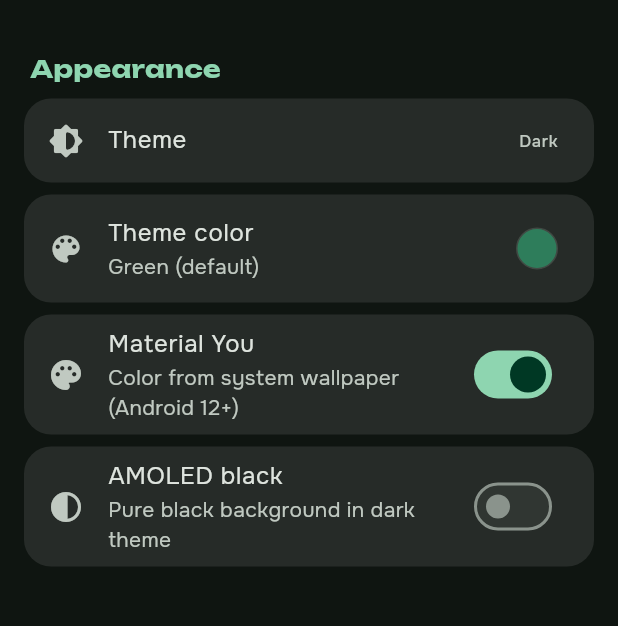
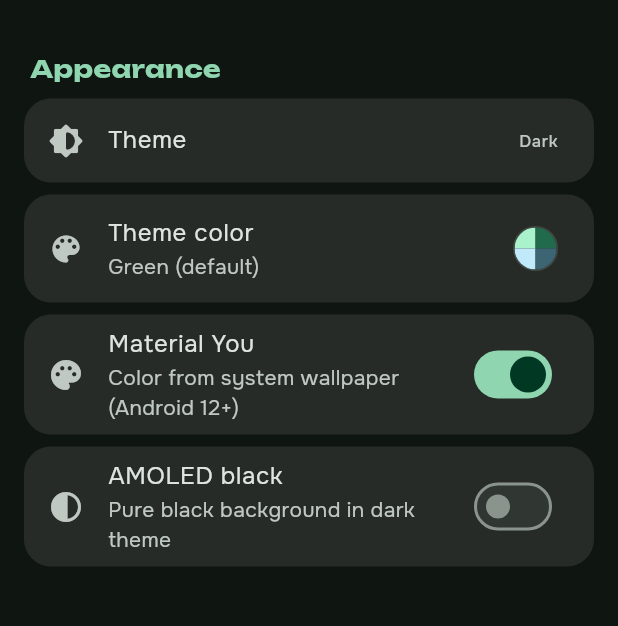
Before and after one commit to THET1ME-1/Fern, a Flutter app: the SettingsScreen screen opened directly, after a tap on "Material You", on a phone screen of 412 x 824 dp, the part 62-688 px from its top. Run offline on Flutter 3.47's test engine with Material 3 defaults, Android fonts, the phone set to English and light mode, and no system bars; drawn by our look-alikes of dynamic_color; our stand-ins replace file_picker, flutter_colorpicker, flutter_local_notifications, flutter_timezone, flutter_tts, just_audio and 8 more; missing offline and left inert: dart:ffi, google_mlkit_translation, sqlite3, youtube_explode_dart; accounts and stored records are empty; statements that could not run were skipped.

Commit message:
feat: цветовые схемы — кружки из 4 тонов темы (Material You-стиль) в настройках
- Новый SeedSwatch: превью схемы = круг из 4 квадрантов, сгенерированных из seed-цвета (как в системном пикере), вместо одноцветной точки
- Добавлен ряд готовых схем (8 пресетов, первый — фирменный зелёный Fern) под «Цветом темы»
- Превью «Цвет темы» — тоже мини-квадрант; пресеты прячутся в режиме Material You

Co-Authored-By: Claude Opus 4.8 (1M context) <noreply@anthropic.com>

```diff
--- a/app/lib/settings_screen.dart
+++ b/app/lib/settings_screen.dart
@@ -23,7 +23,20 @@ import 'theme/app_theme.dart';
 import 'theme/theme_controller.dart';
 import 'utils/app_version.dart';
 import 'widgets/color_picker_sheet.dart';
+import 'widgets/seed_swatch.dart';
 import 'widgets/update_sheet.dart';
+
+/// Готовые seed-цвета для быстрых цветовых схем (первый — фирменный зелёный Fern).
+const List<Color> _kSeedPalettes = [
+  Color(0xFF2E7D5B), // папоротниковый зелёный (по умолчанию)
+  Color(0xFF00897B), // бирюзовый
+  Color(0xFF1E88E5), // синий
+  Color(0xFF7C4DFF), // фиолетовый
+  Color(0xFFE53935), // красный
+  Color(0xFFFF7043), // коралловый
+  Color(0xFFFFB300), // янтарный
+  Color(0xFFEC407A), // розовый
+];
 
 /// Экран настроек: внешний вид, обучение, язык интерфейса, данные, о программе.
 class SettingsScreen extends StatefulWidget {
@@ -148,6 +161,9 @@ class _SettingsScreenState extends State<SettingsScreen> {
           _sectionTitle(tr('appearance'), scheme),
           _themeModeTile(scheme),
           _colorTile(scheme),
+          // Готовые цветовые схемы — кружки из 4 тонов темы (как в системном
+          // пикере Material You). В режиме «цвет из обоев» пресеты не нужны.
+          if (!_theme.useDynamicColor) _paletteRow(scheme),
           _switchTile(
             icon: Icons.palette_rounded,
             title: tr('dynamic_color'),
@@ -357,15 +373,7 @@ class _SettingsScreenState extends State<SettingsScreen> {
                 ? tr('theme_color_default')
                 : colorToHex(_theme.seedColor),
           ),
-          trailing: Container(
-            width: 28,
-            height: 28,
-            decoration: BoxDecoration(
-              color: _theme.seedColor,
-              shape: BoxShape.circle,
-              border: Border.all(color: scheme.outlineVariant),
-            ),
-          ),
+          trailing: SeedSwatch(seed: _theme.seedColor, size: 30),
           onTap: () async {
             final picked = await showColorPickerSheet(
               context,
@@ -379,6 +387,30 @@ class _SettingsScreenState extends State<SettingsScreen> {
       ),
     );
   }
+
+  /// Готовые цветовые схемы — кружки из 4 тонов темы. Тап меняет seed.
+  Widget _paletteRow(ColorScheme scheme) => Padding(
+        padding: const EdgeInsets.only(bottom: 8),
+        child: Material(
+          color: scheme.surfaceContainerHigh,
+          borderRadius: BorderRadius.circular(18),
+          child: Padding(
+            padding: const EdgeInsets.fromLTRB(16, 14, 16, 16),
+            child: Wrap(
+              spacing: 12,
+              runSpacing: 12,
+              children: [
+                for (final c in _kSeedPalettes)
+                  SeedSwatch(
+                    seed: c,
+                    selected: _theme.seedColor.toARGB32() == c.toARGB32(),
+                    onTap: () => _theme.setSeedColor(c),
+                  ),
+              ],
+            ),
+          ),
+        ),
+      );
 
   // ------------------------------- Обучение -------------------------------
 
--- /dev/null
+++ b/app/lib/widgets/seed_swatch.dart
@@ -0,0 +1,90 @@
+import 'package:flutter/material.dart';
+
+/// Кружок-превью цветовой схемы: 4 квадранта из тонов, сгенерированных из
+/// seed-цвета (как в пикере Material You), вместо скучной одноцветной точки.
+class SeedSwatch extends StatelessWidget {
+  final Color seed;
+  final bool selected;
+  final double size;
+  final VoidCallback? onTap;
+  const SeedSwatch({
+    super.key,
+    required this.seed,
+    this.selected = false,
+    this.size = 44,
+    this.onTap,
+  });
+
+  @override
+  Widget build(BuildContext context) {
+    // Схема из seed (светлая — пастельные, читаемые тона на любом фоне, как в
+    // системном пикере). Совпадает с тем, как тему строит AppTheme.
+    final s = ColorScheme.fromSeed(seedColor: seed, brightness: Brightness.light);
+    final scheme = Theme.of(context).colorScheme;
+    final quads = <Color>[
+      s.primaryContainer, // ↖ светлый
+      s.primary, //          ↗ насыщенный
+      s.tertiaryContainer, //↙ светлый, другой оттенок
+      s.tertiary, //         ↘ насыщенный, другой оттенок
+    ];
+    return GestureDetector(
+      onTap: onTap,
+      child: Container(
+        width: size,
+        height: size,
+        decoration: BoxDecoration(
+          shape: BoxShape.circle,
+          border: Border.all(
+            color: selected ? scheme.onSurface : scheme.outlineVariant,
+            width: selected ? 3 : 1,
+          ),
+        ),
+        child: ClipOval(
+          child: CustomPaint(
+            painter: _QuadrantPainter(quads),
+            child: selected
+                ? Center(
+                    child: Container(
+                      padding: const EdgeInsets.all(3),
+                      decoration: BoxDecoration(
+                        color: Colors.black.withValues(alpha: 0.38),
+                        shape: BoxShape.circle,
+                      ),
+                      child: Icon(Icons.check_rounded,
+                          color: Colors.white, size: size * 0.34),
+                    ),
+                  )
+                : null,
+          ),
+        ),
+      ),
+    );
+  }
+}
+
+/// Заливает круг четырьмя квадрантами: TL, TR, BL, BR.
+class _QuadrantPainter extends CustomPainter {
+  final List<Color> colors;
+  _QuadrantPainter(this.colors);
+
+  @override
+  void paint(Canvas canvas, Size size) {
+    final w = size.width, h = size.height;
+    final p = Paint()..style = PaintingStyle.fill;
+    p.color = colors[0];
+    canvas.drawRect(Rect.fromLTWH(0, 0, w / 2, h / 2), p);
+    p.color = colors[1];
+    canvas.drawRect(Rect.fromLTWH(w / 2, 0, w / 2, h / 2), p);
+    p.color = colors[2];
+    canvas.drawRect(Rect.fromLTWH(0, h / 2, w / 2, h / 2), p);
+    p.color = colors[3];
+    canvas.drawRect(Rect.fromLTWH(w / 2, h / 2, w / 2, h / 2), p);
+  }
+
+  @override
+  bool shouldRepaint(covariant _QuadrantPainter old) =>
+      old.colors[0] != colors[0] ||
+      old.colors[1] != colors[1] ||
+      old.colors[2] != colors[2] ||
+      old.colors[3] != colors[3];
+}
```
